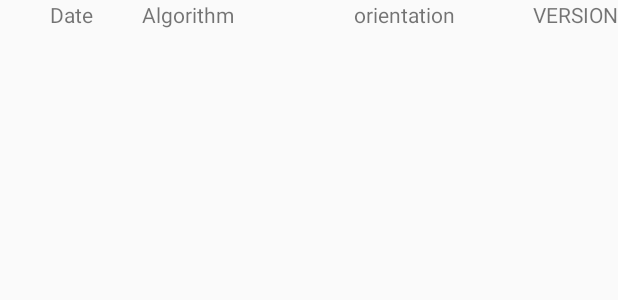
After one commit to lambnathan/PixE, an Android app: the layout list_item_history.xml on its own in the app's theme, with its tools: preview values and no code run, on a phone screen of 412 x 824 dp. The commit adds this screen. Shown: the top 300 px of the screen. Run offline under Robolectric (Android 15) with nearby library versions, the phone set to English and light mode, and no system bars.

Commit message:
start of saving

```diff
--- a/app/build.gradle
+++ b/app/build.gradle
@@ -3,6 +3,8 @@ apply plugin: 'com.android.application'
 apply plugin: 'kotlin-android'
 
 apply plugin: 'kotlin-android-extensions'
+
+apply plugin: 'kotlin-kapt'
 
 android {
     compileSdkVersion 29
@@ -30,6 +32,8 @@ dependencies {
     implementation 'com.google.android.material:material:1.1.0'
     implementation 'androidx.core:core-ktx:1.2.0'
     implementation 'androidx.constraintlayout:constraintlayout:1.1.3'
+    implementation 'androidx.room:room-runtime:2.2.3'
+    kapt 'androidx.room:room-compiler:2.2.3'
     testImplementation 'junit:junit:4.12'
     androidTestImplementation 'androidx.test.ext:junit:1.1.1'
     androidTestImplementation 'androidx.test.espresso:espresso-core:3.2.0'
--- /dev/null
+++ b/app/src/main/res/layout/list_item_history.xml
@@ -0,0 +1,45 @@
+<?xml version="1.0" encoding="utf-8"?>
+<androidx.constraintlayout.widget.ConstraintLayout
+    xmlns:android="http://schemas.android.com/apk/res/android"
+    xmlns:app="http://schemas.android.com/apk/res-auto"
+    xmlns:tools="http://schemas.android.com/tools"
+    android:layout_width="match_parent"
+    android:layout_height="match_parent">
+
+    <TextView
+        android:id="@+id/date_text_view"
+        android:layout_width="wrap_content"
+        android:layout_height="wrap_content"
+        android:text="Date"
+        app:layout_constraintEnd_toStartOf="@+id/algorithm_text_view"
+        app:layout_constraintStart_toStartOf="parent"
+        app:layout_constraintTop_toTopOf="parent" />
+
+    <TextView
+        android:id="@+id/algorithm_text_view"
+        android:layout_width="wrap_content"
+        android:layout_height="wrap_content"
+        android:layout_marginEnd="80dp"
+        android:text="Algorithm"
+        app:layout_constraintEnd_toStartOf="@+id/orientation_text_view"
+        app:layout_constraintTop_toTopOf="parent" />
+
+    <TextView
+        android:id="@+id/orientation_text_view"
+        android:layout_width="wrap_content"
+        android:layout_height="wrap_content"
+        android:layout_marginEnd="52dp"
+        android:text="orientation"
+        app:layout_constraintEnd_toStartOf="@+id/version_text_view"
+        app:layout_constraintTop_toTopOf="parent" />
+
+    <TextView
+        android:id="@+id/version_text_view"
+        android:layout_width="wrap_content"
+        android:layout_height="wrap_content"
+        android:text="VERSION"
+        app:layout_constraintEnd_toEndOf="parent"
+        app:layout_constraintTop_toTopOf="parent" />
+
+
+</androidx.constraintlayout.widget.ConstraintLayout>
--- a/app/src/main/res/values/strings.xml
+++ b/app/src/main/res/values/strings.xml
@@ -16,5 +16,6 @@
     <string name="reset_label">Reset</string>
     <string name="save_label">Save</string>
     <string name="share_label">Share</string>
+    <string name="history_label">History</string>
     <string name="about_string">Image Accident has a long, proud history starting in January 2020. We develop wholesome, nutritious apps using only the finest hand-picked bits. Check out our donate page to give us a hand!</string>
 </resources>
```
Also changed, not shown: app/src/main/java/com/imageaccident/pixe/GeneratedFragment.kt (+13 -0 lines), app/src/main/java/com/imageaccident/pixe/MainFragment.kt (+13 -0 lines), app/src/main/java/com/imageaccident/pixe/data/ImageCreation.kt (added, +12 -0 lines), app/src/main/java/com/imageaccident/pixe/data/ImageCreationFragment.kt (added, +99 -0 lines), app/src/main/java/com/imageaccident/pixe/data/ImageCreationListViewModel.kt (added, +12 -0 lines), app/src/main/java/com/imageaccident/pixe/data/ImageCreationListViewModelFactory.kt (added, +11 -0 lines), app/src/main/java/com/imageaccident/pixe/data/ImageDAO.kt (added, +20 -0 lines), app/src/main/java/com/imageaccident/pixe/data/ImageDatabase.kt (added, +25 -0 lines), app/src/main/java/com/imageaccident/pixe/data/ImageRepository.kt (added, +40 -0 lines), app/src/main/java/com/imageaccident/pixe/data/ImageTypeConverters.kt (added, +32 -0 lines), app/src/main/res/layout/fragment_history.xml (added, +10 -0 lines), app/src/main/res/layout/fragment_main.xml (+6 -2 lines), 1 other file.
